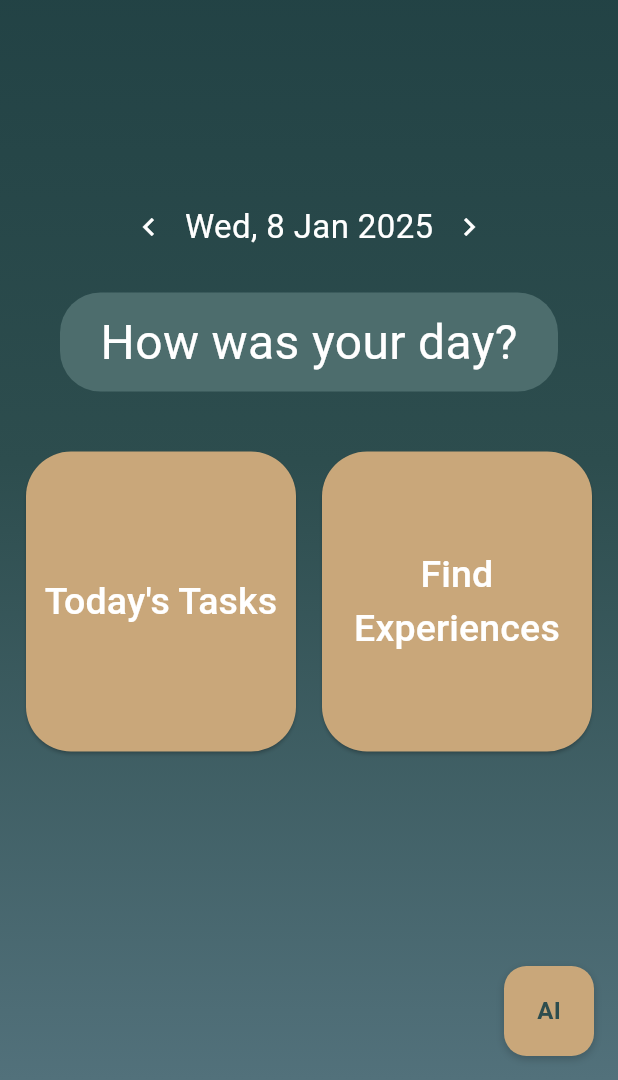
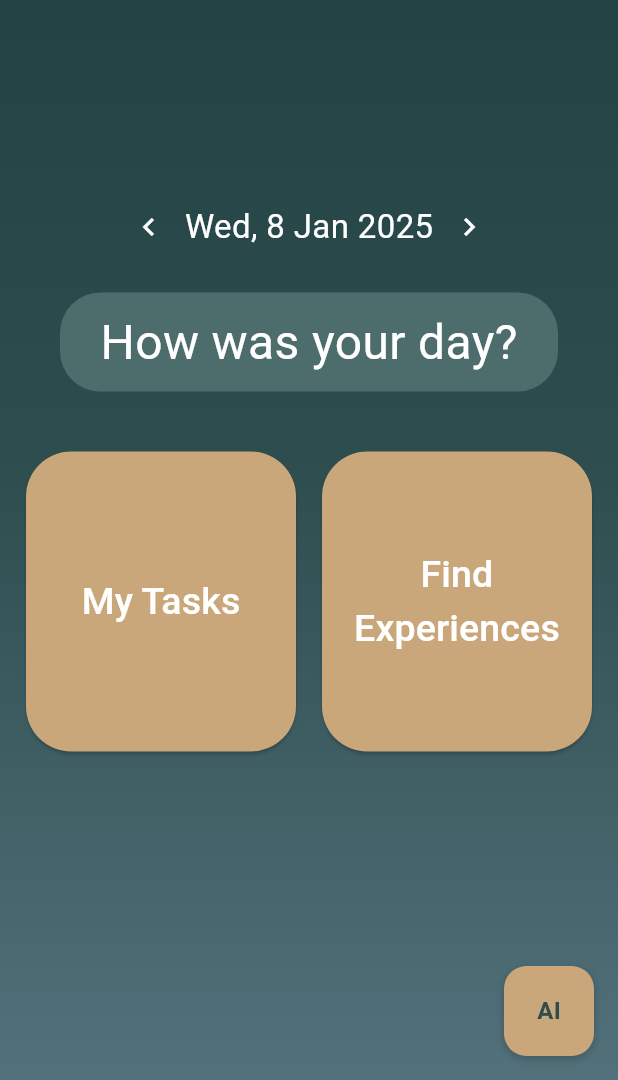
Before and after one commit to mariantaflou/Human-Computer-Interaction-Project-Journito, a Flutter app: the HomeScreen screen opened by its route, on a phone screen of 412 x 824 dp, the part 156-1236 px from its top. Run offline on Flutter 3.47's test engine with Material 3 defaults, Android fonts, the light colour scheme and no system bars; our stand-ins replace flutter_dotenv, image_picker, shared_preferences, table_calendar; accounts and stored records are empty; Roboto replaces fonts that are missing (Cursive).

Commit message:
Update home_screen.dart

```diff
--- a/lib/screens/home_screen.dart
+++ b/lib/screens/home_screen.dart
@@ -158,7 +158,7 @@ class _HomeScreenState extends State<HomeScreen> {
                       Navigator.pushNamed(context, '/tasks');
                     },
                     child: const Text(
-                      "Today's Tasks",
+                      "My Tasks",
                       style: TextStyle(
                         fontSize: 25,
                         color: Colors.white,
```
